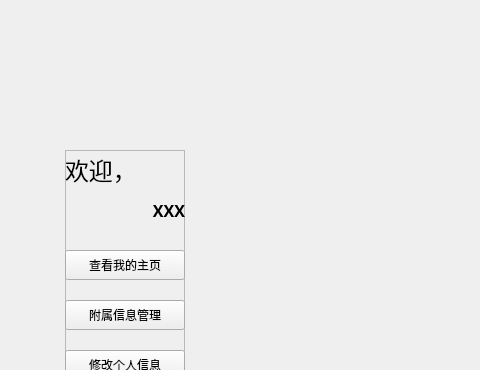
This is GUI/UserPartUI.ui in ljcleo/DBProj as Qt 5 draws it before an edit; both pictures show x 0 to 480 and y 0 to 370 of the 960 by 640 pixel window. The edited form follows.
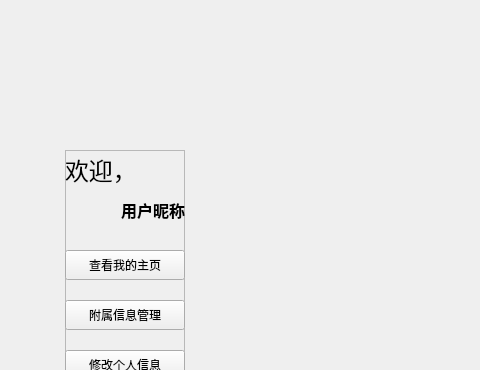
This is the edited form. Custom widgets are drawn as their Qt base class.

What changed in the file:
```diff
--- a/GUI/UserPartUI.ui
+++ b/GUI/UserPartUI.ui
@@ -119,7 +119,7 @@
      </font>
     </property>
     <property name="text">
-     <string>XXX</string>
+     <string>用户昵称</string>
     </property>
     <property name="scaledContents">
      <bool>false</bool>
```
